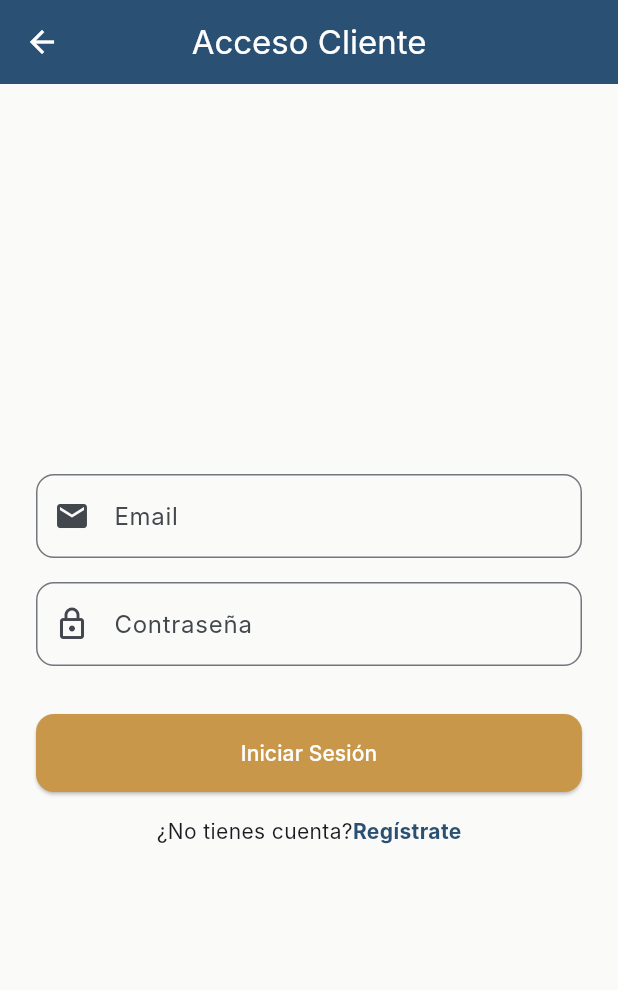
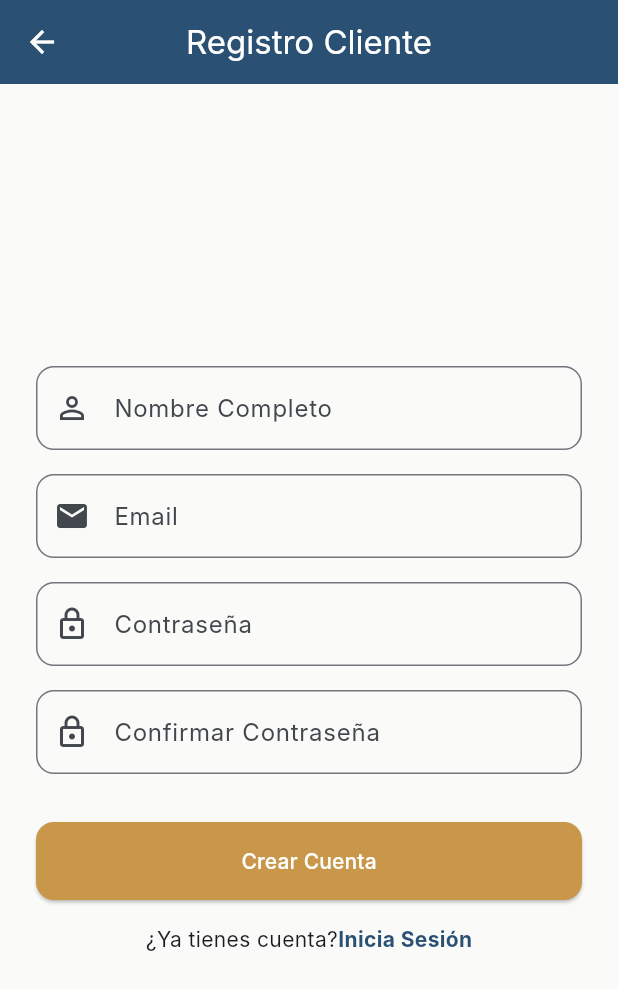
Before and after one commit to Marce1976/HairConnect, a Flutter app: the LoginPage screen opened directly, after a tap on "Regístrate", on a phone screen of 412 x 824 dp. Shown: the top 990 px of the screen. Run offline on Flutter 3.47's test engine with Material 3 defaults, Android fonts, the phone set to English and light mode, and no system bars; our stand-ins replace font_awesome_flutter; Roboto replaces fonts that are missing (Inter).

Commit message:
feat: add RegisterPage with full auth navigation flow

```diff
--- a/lib/features/auth/login_page.dart
+++ b/lib/features/auth/login_page.dart
@@ -1,5 +1,6 @@
 import 'package:flutter/material.dart';
 import 'package:hair_connect/core/theme/app_colors.dart';
+import 'package:hair_connect/features/auth/register_page.dart';
 
 class LoginPage extends StatelessWidget {
   final bool isClient;
@@ -54,7 +55,14 @@ class LoginPage extends StatelessWidget {
                   children: [
                     const Text('¿No tienes cuenta?'),
                     GestureDetector(
-                      onTap: (){},
+                      onTap: () {
+                        Navigator.push(
+                          context,
+                          MaterialPageRoute(
+                            builder: (_) => RegisterPage(isClient: isClient),
+                          ),
+                        );
+                      },
                       child: const Text(
                         'Regístrate',
                         style: TextStyle(
--- /dev/null
+++ b/lib/features/auth/register_page.dart
@@ -0,0 +1,100 @@
+import 'package:flutter/material.dart';
+import 'package:hair_connect/core/theme/app_colors.dart';
+
+class RegisterPage extends StatelessWidget {
+  final bool isClient;
+
+  const RegisterPage({super.key, required this.isClient});
+
+  @override
+  Widget build(BuildContext context) {
+    return Scaffold(
+      appBar: AppBar(
+        title: const Text('Registro Cliente'),
+      ),
+      body: SafeArea(
+        child: Padding(
+          padding: const EdgeInsets.symmetric(horizontal: 24.0),
+          child: Column(
+            mainAxisAlignment: MainAxisAlignment.center,
+            children: [
+              TextFormField(
+                decoration: const InputDecoration(
+                  labelText: 'Nombre Completo',
+                  hintText: 'Introduce tu nombre completo',
+                  prefixIcon: Icon(Icons.person_outline),
+                  border: OutlineInputBorder(
+                    borderRadius: BorderRadius.all(Radius.circular(12)),
+                  ),
+                ),
+              ),
+              const SizedBox(height: 16),
+              TextFormField(
+                decoration: const InputDecoration(
+                  labelText: 'Email',
+                  hintText: 'Introduce tu email',
+                  prefixIcon: Icon(Icons.email),
+                  border: OutlineInputBorder(
+                    borderRadius: BorderRadius.all(Radius.circular(12)),
+                  ),
+                ),
+                keyboardType: TextInputType.emailAddress,
+              ),
+              const SizedBox(height: 16),
+              TextFormField(
+                decoration: const InputDecoration(
+                  labelText: 'Contraseña',
+                  hintText: '••••••••',
+                  prefixIcon: Icon(Icons.lock_outlined),
+                  border: OutlineInputBorder(
+                    borderRadius: BorderRadius.all(Radius.circular(12)),
+                  ),
+                ),
+                obscureText: true,
+              ),
+              const SizedBox(height: 16),
+              TextFormField(
+                decoration: const InputDecoration(
+                  labelText: 'Confirmar Contraseña',
+                  hintText: '••••••••',
+                  prefixIcon: Icon(Icons.lock_outlined),
+                  border: OutlineInputBorder(
+                    borderRadius: BorderRadius.all(Radius.circular(12)),
+                  ),
+                ),
+                obscureText: true,
+              ),
+              const SizedBox(height: 32),
+              SizedBox(
+                width: double.infinity,
+                child: ElevatedButton(
+                  onPressed: () {},
+                  child: const Text('Crear Cuenta'),
+                ),
+              ),
+              const SizedBox(height: 16),
+              Row(
+                mainAxisAlignment: MainAxisAlignment.center,
+                children: [
+                  const Text('¿Ya tienes cuenta?'),
+                  GestureDetector(
+                    onTap: () {
+                      Navigator.pop(context);
+                    },
+                    child: const Text(
+                      'Inicia Sesión',
+                      style: TextStyle(
+                        color: AppColors.primary,
+                        fontWeight: FontWeight.bold,
+                      ),
+                    ),
+                  ),
+                ],
+              ),
+            ],
+          ),
+        ),
+      ),
+    );
+  }
+}
```
